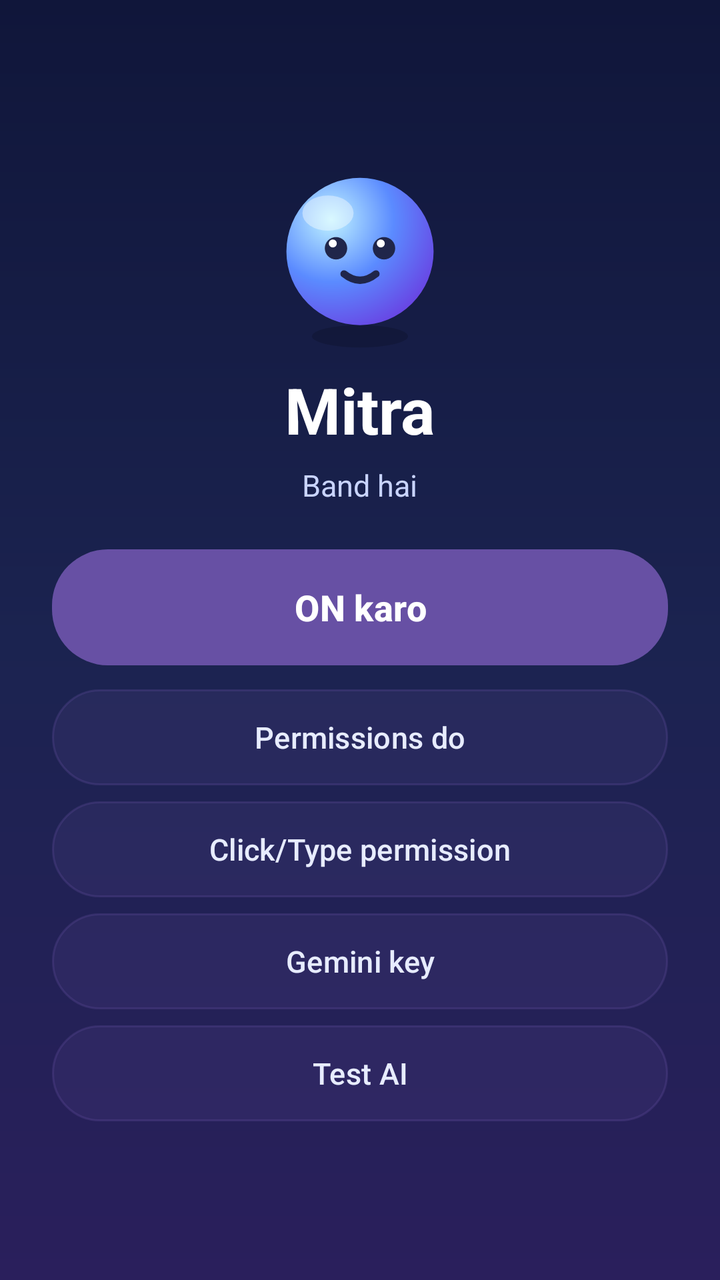
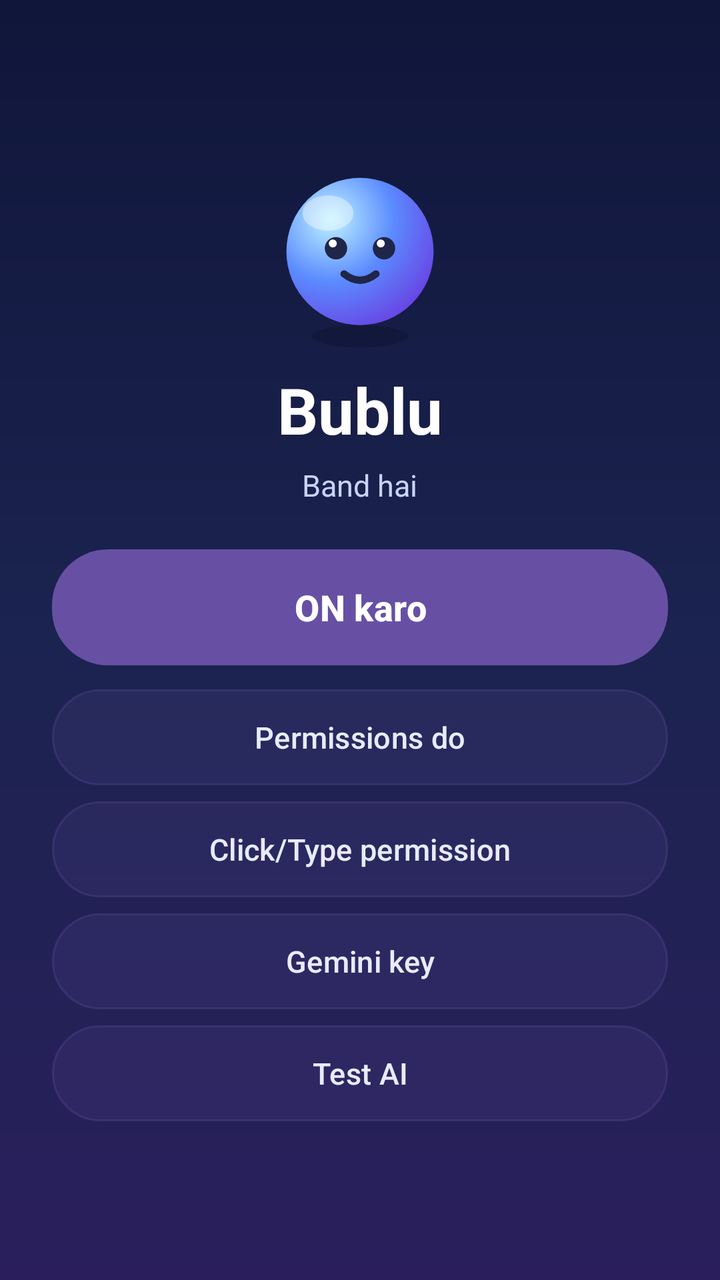

Compare the two renders of this Android layout. The source of the first and the diff that turns it into the second are given below.
<!-- AndroidManifest.xml: application theme Theme.Mitra -->
<!-- res/layout/activity_main.xml -->
<?xml version="1.0" encoding="utf-8"?>
<LinearLayout xmlns:android="http://schemas.android.com/apk/res/android"
    android:layout_width="match_parent"
    android:layout_height="match_parent"
    android:orientation="vertical"
    android:gravity="center"
    android:padding="26dp"
    android:background="@drawable/bg_gradient">

    <ImageView
        android:layout_width="96dp"
        android:layout_height="96dp"
        android:src="@drawable/char_idle"
        android:contentDescription="@string/app_name" />

    <TextView
        android:layout_width="wrap_content"
        android:layout_height="wrap_content"
        android:layout_marginTop="8dp"
        android:text="Mitra"
        android:textColor="#FFFFFF"
        android:textStyle="bold"
        android:textSize="32sp" />

    <TextView
        android:id="@+id/statusTxt"
        android:layout_width="wrap_content"
        android:layout_height="wrap_content"
        android:layout_marginTop="6dp"
        android:gravity="center"
        android:text="Band hai"
        android:textColor="#C9D4FF"
        android:textSize="15sp" />

    <Button
        android:id="@+id/toggleBtn"
        android:layout_width="match_parent"
        android:layout_height="58dp"
        android:layout_marginTop="22dp"
        android:background="@drawable/btn_bg"
        android:text="ON karo"
        android:textAllCaps="false"
        android:textColor="#FFFFFF"
        android:textSize="18sp"
        android:textStyle="bold" />

    <Button
        android:id="@+id/permBtn"
        android:layout_width="match_parent"
        android:layout_height="48dp"
        android:layout_marginTop="12dp"
        android:background="@drawable/btn_soft"
        android:text="Permissions do"
        android:textAllCaps="false"
        android:textColor="#E7ECFF"
        android:textSize="15sp" />

    <Button
        android:id="@+id/accBtn"
        android:layout_width="match_parent"
        android:layout_height="48dp"
        android:layout_marginTop="8dp"
        android:background="@drawable/btn_soft"
        android:text="Click/Type permission"
        android:textAllCaps="false"
        android:textColor="#E7ECFF"
        android:textSize="15sp" />

    <Button
        android:id="@+id/keyBtn"
        android:layout_width="match_parent"
        android:layout_height="48dp"
        android:layout_marginTop="8dp"
        android:background="@drawable/btn_soft"
        android:text="Gemini key"
        android:textAllCaps="false"
        android:textColor="#E7ECFF"
        android:textSize="15sp" />

    <Button
        android:id="@+id/testBtn"
        android:layout_width="match_parent"
        android:layout_height="48dp"
        android:layout_marginTop="8dp"
        android:background="@drawable/btn_soft"
        android:text="Test AI"
        android:textAllCaps="false"
        android:textColor="#E7ECFF"
        android:textSize="15sp" />

</LinearLayout>
<!-- resources referenced by this layout -->
<resources>
  <!-- drawable bg_gradient (drawable) -->
  <?xml version="1.0" encoding="utf-8"?>
  <shape xmlns:android="http://schemas.android.com/apk/res/android"
      android:shape="rectangle">
      <gradient
          android:startColor="#10163A"
          android:centerColor="#1B2350"
          android:endColor="#2A1F5C"
          android:angle="270" />
  </shape>
  <!-- drawable btn_bg (drawable) -->
  <?xml version="1.0" encoding="utf-8"?>
  <shape xmlns:android="http://schemas.android.com/apk/res/android"
      android:shape="rectangle">
      <gradient
          android:startColor="#4F7CFF"
          android:endColor="#7C3AED"
          android:angle="0" />
      <corners android:radius="28dp" />
  </shape>
  <!-- drawable btn_soft (drawable) -->
  <?xml version="1.0" encoding="utf-8"?>
  <shape xmlns:android="http://schemas.android.com/apk/res/android"
      android:shape="rectangle">
      <solid android:color="#22FFFFFF" />
      <corners android:radius="25dp" />
      <stroke
          android:width="1dp"
          android:color="#44FFFFFF" />
  </shape>
  <!-- drawable char_idle (drawable) -->
  <vector xmlns:android="http://schemas.android.com/apk/res/android"
      xmlns:aapt="http://schemas.android.com/aapt"
      android:width="120dp" android:height="120dp"
      android:viewportWidth="120" android:viewportHeight="120">
      <path android:fillColor="#26000000"
          android:pathData="M60,111 m-30,0 a30,7 0 1,0 60,0 a30,7 0 1,0 -60,0"/>
      <path android:pathData="M60,58 m-46,0 a46,46 0 1,0 92,0 a46,46 0 1,0 -92,0">
          <aapt:attr name="android:fillColor">
              <gradient android:type="radial"
                  android:centerX="42" android:centerY="38" android:gradientRadius="78"
                  android:startColor="#BFF3FF" android:centerColor="#5B8BFF" android:endColor="#6A3BE0"/>
          </aapt:attr>
      </path>
      <path android:fillColor="#66FFFFFF"
          android:pathData="M40,34 m-16,0 a16,11 0 1,0 32,0 a16,11 0 1,0 -32,0"/>
      <path android:fillColor="#20264A"
          android:pathData="M45,56 m-7,0 a7,7 0 1,0 14,0 a7,7 0 1,0 -14,0"/>
      <path android:fillColor="#20264A"
          android:pathData="M75,56 m-7,0 a7,7 0 1,0 14,0 a7,7 0 1,0 -14,0"/>
      <path android:fillColor="#FFFFFF"
          android:pathData="M43,53 m-2.5,0 a2.5,2.5 0 1,0 5,0 a2.5,2.5 0 1,0 -5,0"/>
      <path android:fillColor="#FFFFFF"
          android:pathData="M73,53 m-2.5,0 a2.5,2.5 0 1,0 5,0 a2.5,2.5 0 1,0 -5,0"/>
      <path android:strokeColor="#20264A" android:strokeWidth="4.5" android:strokeLineCap="round"
          android:pathData="M50,72 Q60,80 70,72" android:fillColor="#00000000"/>
  </vector>
  <string name="app_name">Mitra</string>
  <style name="Theme.Mitra" parent="Theme.Material3.DayNight.NoActionBar">
          <item name="android:statusBarColor">#10163A</item>
          <item name="android:windowBackground">#10163A</item>
      </style>
</resources>

<!-- the commit's change to res/layout/activity_main.xml (unified diff, before → after) -->
@@ -17,7 +17,7 @@
         android:layout_width="wrap_content"
         android:layout_height="wrap_content"
         android:layout_marginTop="8dp"
-        android:text="Mitra"
+        android:text="Bublu"
         android:textColor="#FFFFFF"
         android:textStyle="bold"
         android:textSize="32sp" />
<!-- resource entries referenced after the edit -->
@@ -57,7 +57,7 @@
       <path android:strokeColor="#20264A" android:strokeWidth="4.5" android:strokeLineCap="round"
           android:pathData="M50,72 Q60,80 70,72" android:fillColor="#00000000"/>
   </vector>
-  <string name="app_name">Mitra</string>
+  <string name="app_name">Bublu</string>
   <style name="Theme.Mitra" parent="Theme.Material3.DayNight.NoActionBar">
           <item name="android:statusBarColor">#10163A</item>
           <item name="android:windowBackground">#10163A</item>
